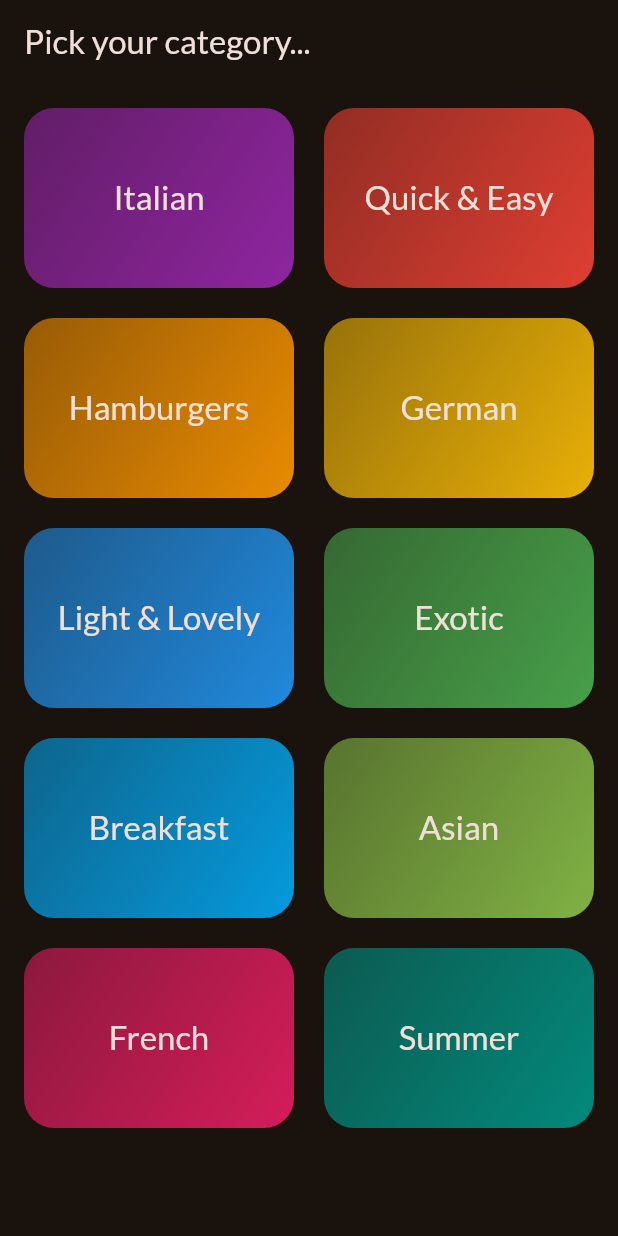
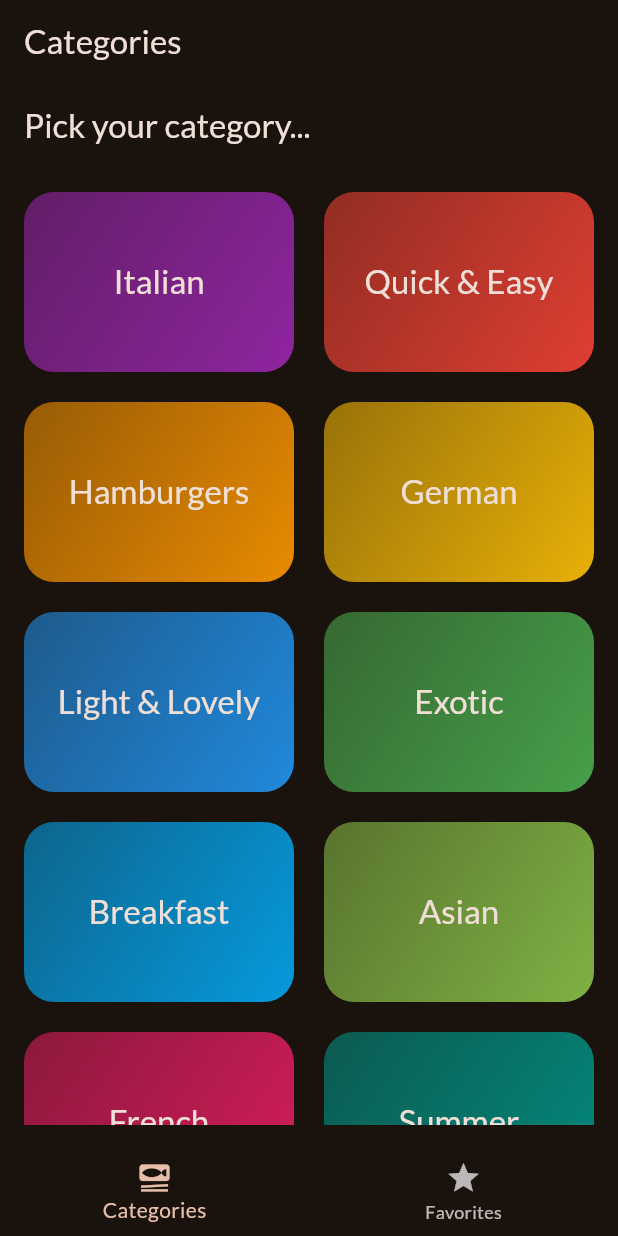
Before and after one commit to Manojkumar-123/flutter, a Flutter app: the screen it shows after launch, on a phone screen of 412 x 824 dp. Run offline on Flutter 3.47's test engine with Material 2 defaults, Android fonts, the phone set to English and light mode, and no system bars; our stand-ins replace google_fonts, transparent_image.

Commit message:
Oct 6 Dell

```diff
--- a/meals/lib/main.dart
+++ b/meals/lib/main.dart
@@ -1,7 +1,7 @@
 import 'package:flutter/material.dart';
 
 import 'package:google_fonts/google_fonts.dart';
-import 'package:meals/screens/categories.dart';
+import 'package:meals/screens/tabs.dart';
 
 final theme = ThemeData(
   useMaterial3: true,
@@ -23,7 +23,7 @@ class App extends StatelessWidget {
   Widget build(BuildContext context) {
     return MaterialApp(
       theme: theme,
-      home: const CategoriesScreen(),
+      home: const TabsScreen(),
     );
   }
 }
--- /dev/null
+++ b/meals/lib/screens/tabs.dart
@@ -0,0 +1,49 @@
+import 'package:flutter/material.dart';
+import 'package:meals/data/dummy_data.dart';
+import 'package:meals/screens/categories.dart';
+import 'package:meals/screens/meals.dart';
+
+class TabsScreen extends StatefulWidget {
+  const TabsScreen({super.key});
+
+  @override
+  State<TabsScreen> createState() => _TabsScreenState();
+}
+
+class _TabsScreenState extends State<TabsScreen> {
+  int selectedPageIndex = 0;
+
+  void selectPage(int index) {
+    setState(() {
+      selectedPageIndex = index;
+    });
+  }
+
+  @override
+  Widget build(BuildContext context) {
+    Widget activePage = const CategoriesScreen();
+    var activePageTitle = 'Categories';
+
+    if (selectedPageIndex == 1) {
+      activePage = const MealsScreen(title: "Favo Meals", meals: dummyMeals);
+      activePageTitle = 'Favo';
+    }
+
+    return Scaffold(
+        appBar: AppBar(
+          title: Text(activePageTitle),
+        ),
+        body: activePage,
+        bottomNavigationBar: BottomNavigationBar(
+          onTap: (index) {
+            selectPage(index);
+          },
+          currentIndex: selectedPageIndex,
+          items: const [
+            BottomNavigationBarItem(
+                icon: Icon(Icons.set_meal), label: 'Categories'),
+            BottomNavigationBarItem(icon: Icon(Icons.star), label: 'Favorites')
+          ],
+        ));
+  }
+}
```
Also changed, not shown: meals/lib/screens/meal_details.dart (added, +75 -0 lines), meals/lib/screens/meals.dart (+16 -2 lines), meals/lib/widgets/meal_item.dart (+69 -4 lines), meals/lib/widgets/meal_item_trait.dart (added, +31 -0 lines).
